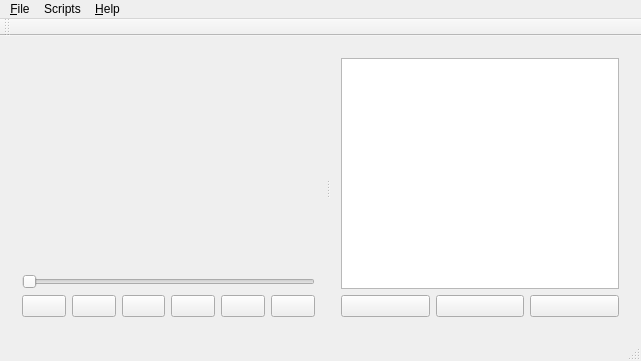
This is mainwindow.ui in jankolorenc/VideoTimeMeasure as Qt 5 draws it before an edit. The edited form follows.
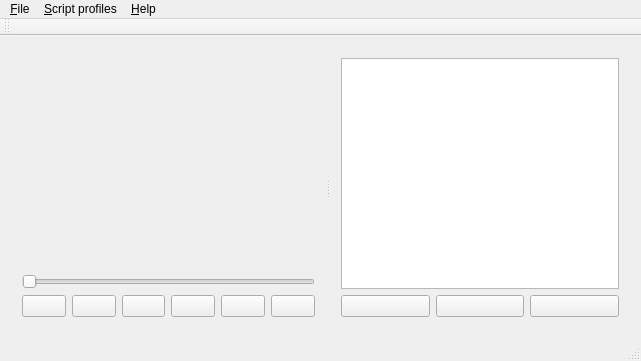
This is the edited form. Icons and pictures are not drawn. Custom widgets are drawn as their Qt base class.

Commit message: script editing menus in progress

Diff of the .ui file:
```diff
--- a/mainwindow.ui
+++ b/mainwindow.ui
@@ -290,9 +290,9 @@
     </property>
     <addaction name="actionAbout"/>
    </widget>
-   <widget class="QMenu" name="menuScripts">
+   <widget class="QMenu" name="menuScriptProfiles">
     <property name="title">
-     <string>Scripts</string>
+     <string>&amp;Script profiles</string>
     </property>
     <addaction name="action_Clear"/>
     <addaction name="actionEdit"/>
@@ -300,7 +300,7 @@
     <addaction name="separator"/>
    </widget>
    <addaction name="menuOpen"/>
-   <addaction name="menuScripts"/>
+   <addaction name="menuScriptProfiles"/>
    <addaction name="menuHelp"/>
   </widget>
   <widget class="QToolBar" name="mainToolBar">
```
The commit also changes 3 other files.
